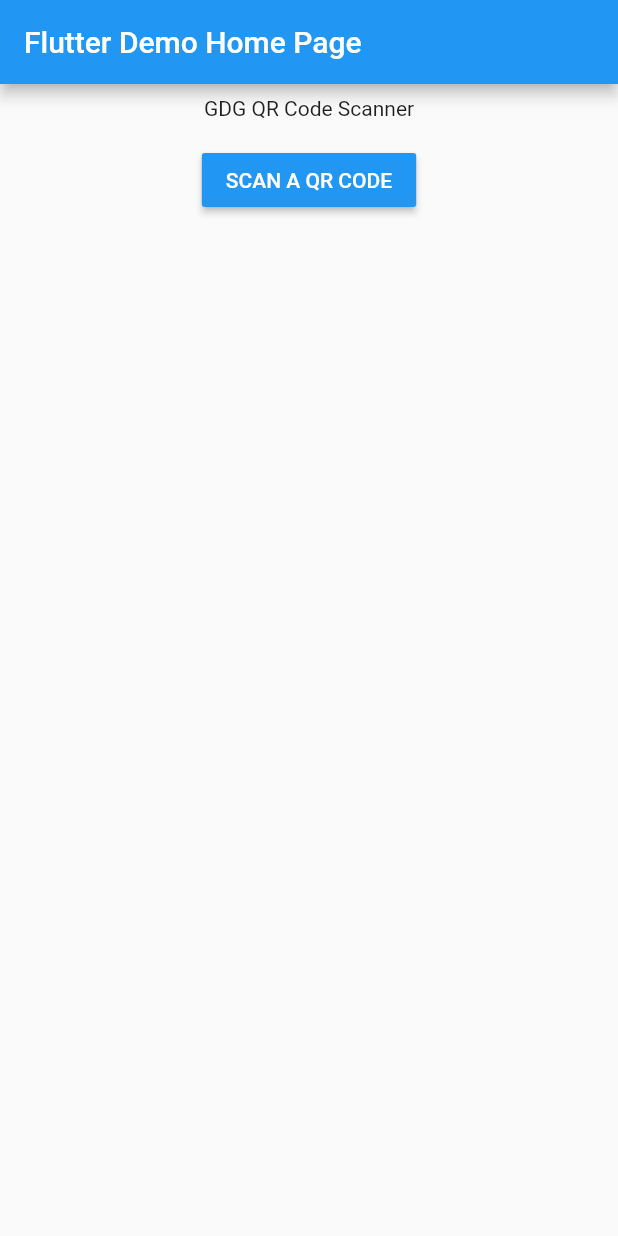
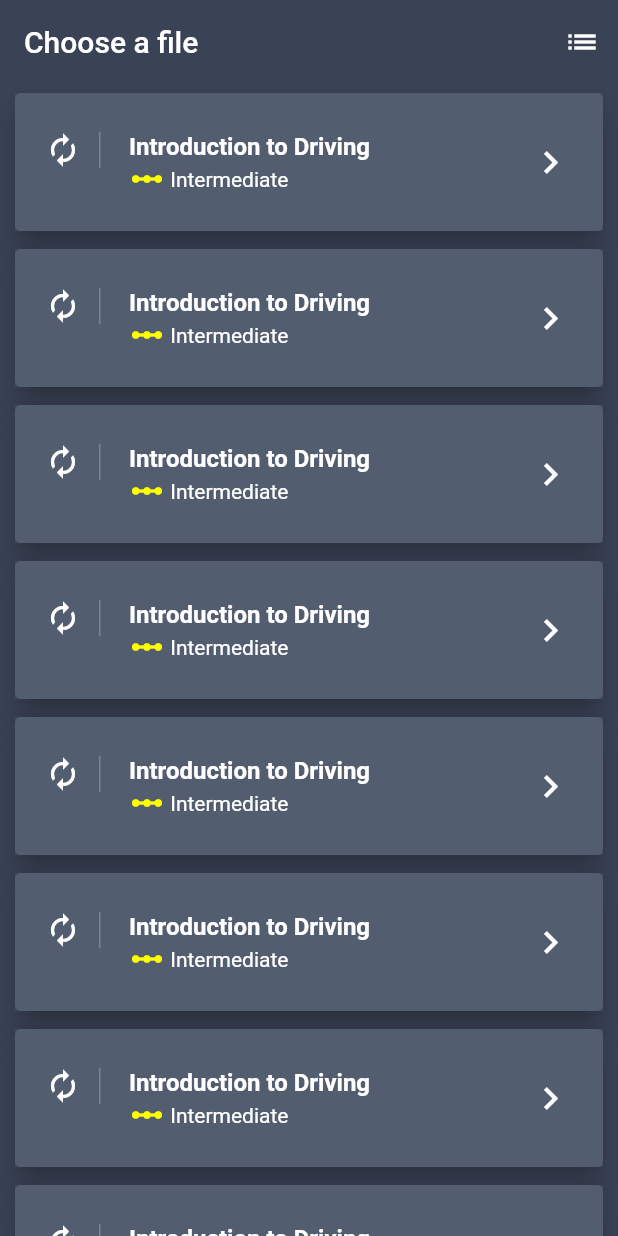
Before and after one commit to yaacine/QR-Registration, a Flutter app: the screen it shows after launch, on a phone screen of 412 x 824 dp. Run offline on Flutter 3.47's test engine with Material 2 defaults, Android fonts, the phone set to English and light mode, and no system bars; our stand-ins replace qr_flutter; missing offline and left inert: barcode_scan.

Commit message:
add a listview of files

```diff
--- /dev/null
+++ b/lib/controllers/listFilesController.dart
@@ -0,0 +1,17 @@
+import 'dart:async';
+import 'dart:convert';
+import 'package:http/http.dart' as http;
+
+
+
+ getFilesList1() async {
+
+
+    // should return like this
+    return  jsonDecode("<json response.body here >");
+}
+
+List getFilesList() {
+
+
+}
--- a/lib/controllers/participentsSheetController.dart
+++ b/lib/controllers/participentsSheetController.dart
@@ -0,0 +1,3 @@
+
+
+String url ="";
--- a/lib/main.dart
+++ b/lib/main.dart
@@ -2,6 +2,8 @@ import 'package:flutter/material.dart';
 import './views/scanPage.dart';
 import './views/loginPage.dart';
 import './views/homePage.dart';
+import './views/listFilesPage.dart';
+
 void main() => runApp(MyApp());
 
 class MyApp extends StatelessWidget {
@@ -9,16 +11,16 @@ class MyApp extends StatelessWidget {
   @override
   Widget build(BuildContext context) {
     return MaterialApp(
+      debugShowCheckedModeBanner: false,
       title: 'Flutter Demo',
-      theme: ThemeData(
-        primarySwatch: Colors.blue,
-      ),
+      theme: new ThemeData(primaryColor: Color.fromRGBO(58, 66, 86, 1.0)),
       routes: <String,WidgetBuilder>{
         "/ScanPage" : (BuildContext context) => new ScanPage(),
         "/LoginPage" : (BuildContext context) => new LoginPage(),
         "/HomePage" : (BuildContext context) => new HomePage(),
       },
-      home: MyHomePage(title: 'Flutter Demo Home Page'),
+      home: ListFilesPage(title: "Choose a file"),
+
     );
   }
 }
--- /dev/null
+++ b/lib/views/listFilesPage.dart
@@ -0,0 +1,115 @@
+import 'package:flutter/material.dart';
+import 'dart:async';
+import 'dart:convert';
+import 'package:http/http.dart' as http;
+import '../controllers/listFilesController.dart';
+
+
+
+class ListFilesPage extends StatefulWidget {
+  ListFilesPage({Key key, this.title}) : super(key: key);
+  final String title;
+  _ListFilesPageState createState() => _ListFilesPageState();
+}
+
+class _ListFilesPageState extends State<ListFilesPage> {
+
+  List filesList;
+
+  @override
+  void initState() {
+    // TODO: implement initState
+    super.initState();
+    //this.filesList = getFilesList();
+  }
+  @override
+  Widget build(BuildContext context) {
+    final String title="";
+    final topAppBAr = AppBar(
+      elevation: 0.1,
+      backgroundColor: Color.fromRGBO(58, 66, 86, 1.0),
+      title: Text(widget.title),
+      actions: <Widget>[
+        IconButton(
+          icon: Icon(Icons.list),
+          onPressed: (){},
+        )
+      ],
+
+
+    );
+
+
+
+    final makeListTile =ListTile(
+      contentPadding: EdgeInsets.symmetric(horizontal: 20.0, vertical: 10.0),
+      leading: Container(
+        padding: EdgeInsets.only(right: 12.0),
+        decoration: BoxDecoration(
+          border: Border(
+            right: BorderSide(width: 1.0, color: Colors.white24),
+          )
+        ),
+        child: Icon(Icons.autorenew, color: Colors.white),
+      ),
+
+      title: Text(
+        "Introduction to Driving",
+          style: TextStyle(color: Colors.white, fontWeight: FontWeight.bold),
+      ),
+
+      subtitle: Row(
+        children: <Widget>[
+          Icon(Icons.linear_scale, color: Colors.yellowAccent),
+          Text(" Intermediate", style: TextStyle(color: Colors.white))
+        ],
+      ),
+
+      trailing:
+            Icon(Icons.keyboard_arrow_right, color: Colors.white, size: 30.0)
+    );
+
+
+    final  makeCard=Card(
+      elevation: 8.0,
+      margin: EdgeInsets.symmetric(horizontal: 10.0, vertical: 6.0),
+      child: Container(
+        decoration: BoxDecoration(
+          color: Color.fromRGBO(64, 75, 96, .9)
+        ),
+        child: makeListTile,
+      ),
+    );
+
+
+    final makeBody =Container(
+      child: ListView.builder(
+        itemCount: 10,
+        itemBuilder: (BuildContext context , int index){
+          return makeCard;
+        },
+      ),
+    );
+
+
+    return Scaffold(
+      backgroundColor: Color.fromRGBO(58, 66, 86, 1.0),
+      appBar: topAppBAr,
+      body: makeBody,
+      /*appBar: AppBar(title: new Text("CHOOSE FILE" , textDirection: TextDirection.ltr)
+      ,),
+      body: ListView.builder(
+        itemCount: 10,  // modify the item count
+        itemBuilder: (BuildContext context , int index){
+          return Card(
+            child: Row(
+              children: <Widget>[
+
+              ],
+            ),
+          );
+        },
+      ),*/
+    );
+  }
+}
--- a/pubspec.yaml
+++ b/pubspec.yaml
@@ -18,6 +18,7 @@ dependencies:
   path_provider: 0.4.1
   barcode_scan: ^0.0.4
   qr_flutter: ^1.1.1
+  http: any
 
   # The following adds the Cupertino Icons font to your application.
   # Use with the CupertinoIcons class for iOS style icons.
```
Also changed, not shown: assets/1_u-AcMWWeLrVVs7gj0QyBOQ.png (added), assets/icon_sheets.png (added), assets/icon_sheets1.png (added), assets/page sheet.png (added).
